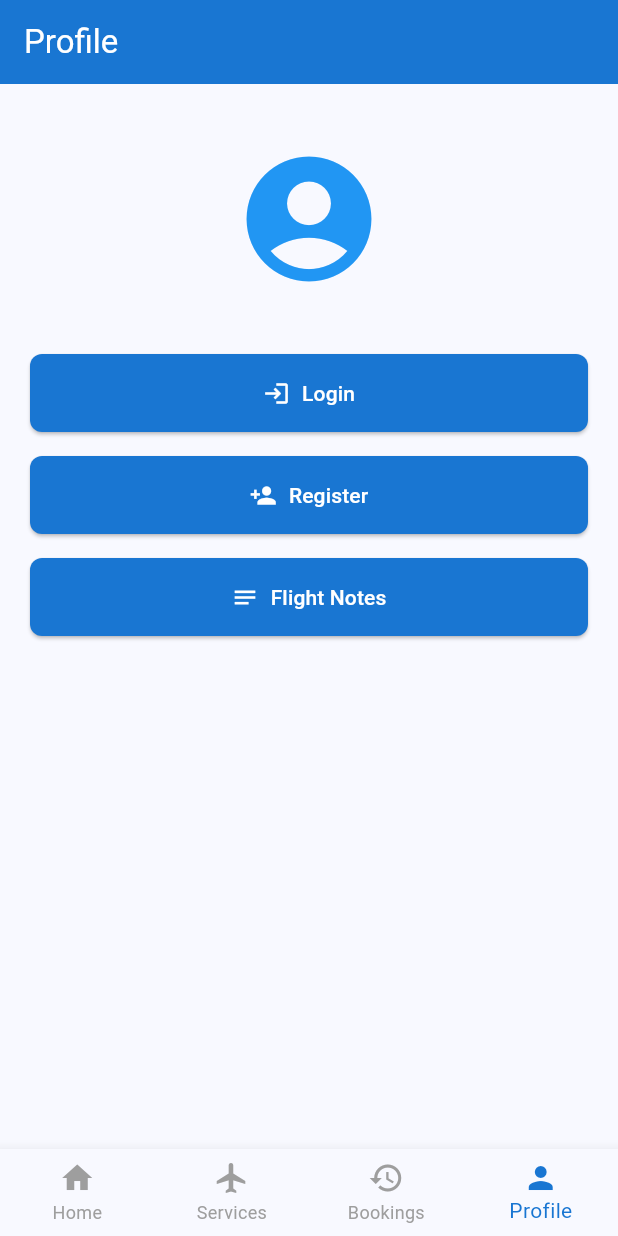
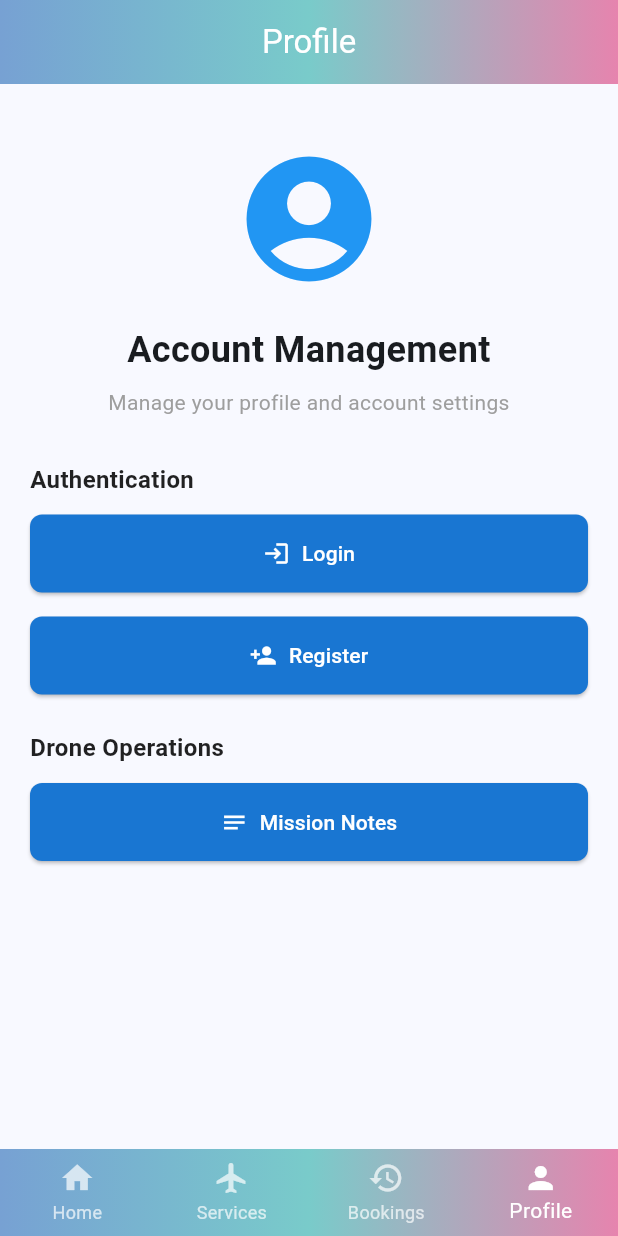
Before and after one commit to exile213/Activity3-4-PROFE8-Diaz, a Flutter app: the screen it shows after launch, item 4 of the bottom bar chosen, on a phone screen of 412 x 824 dp. Run offline on Flutter 3.47's test engine with Material 3 defaults, Android fonts, the light colour scheme and no system bars.

Commit message:
Add gradient app bars and update UI labels
Replaced solid color app bars with a linear gradient background across all main pages for a more modern look. Updated navigation bar styling, improved profile and notes page sectioning and labels (e.g., 'Flight Notes' to 'Mission Notes'), and enhanced welcome page layout and text alignment for better user experience.

```diff
--- a/lib/main.dart
+++ b/lib/main.dart
@@ -50,7 +50,15 @@
   Widget build(BuildContext context) {
     return Scaffold(
       body: _pages[_currentIndex],
-      bottomNavigationBar: BottomNavigationBar(
+      bottomNavigationBar: Container(
+        decoration: const BoxDecoration(
+          gradient: LinearGradient(
+            colors: [Color(0xFF77A1D3), Color(0xFF79CBCA), Color(0xFFE684AE)],
+            begin: Alignment.centerLeft,
+            end: Alignment.centerRight,
+          ),
+        ),
+        child: BottomNavigationBar(
           currentIndex: _currentIndex,
           onTap: (index) {
             setState(() {
@@ -58,14 +66,23 @@
             });
           },
           type: BottomNavigationBarType.fixed,
-        selectedItemColor: Colors.blue[700],
-        unselectedItemColor: Colors.grey,
+          backgroundColor: Colors.transparent,
+          selectedItemColor: Colors.white,
+          unselectedItemColor: Colors.white70,
+          elevation: 0,
           items: const [
             BottomNavigationBarItem(icon: Icon(Icons.home), label: 'Home'),
-          BottomNavigationBarItem(icon: Icon(Icons.flight), label: 'Services'),
-          BottomNavigationBarItem(icon: Icon(Icons.history), label: 'Bookings'),
+            BottomNavigationBarItem(
+              icon: Icon(Icons.flight),
+              label: 'Services',
+            ),
+            BottomNavigationBarItem(
+              icon: Icon(Icons.history),
+              label: 'Bookings',
+            ),
             BottomNavigationBarItem(icon: Icon(Icons.person), label: 'Profile'),
           ],
+        ),
       ),
     );
   }
@@ -80,7 +97,16 @@
     return Scaffold(
       appBar: AppBar(
         title: const Text('Services'),
-        backgroundColor: Colors.blue[700],
+        centerTitle: true,
+        flexibleSpace: Container(
+          decoration: const BoxDecoration(
+            gradient: LinearGradient(
+              colors: [Color(0xFF77A1D3), Color(0xFF79CBCA), Color(0xFFE684AE)],
+              begin: Alignment.centerLeft,
+              end: Alignment.centerRight,
+            ),
+          ),
+        ),
         foregroundColor: Colors.white,
       ),
       body: Padding(
@@ -202,7 +228,16 @@
     return Scaffold(
       appBar: AppBar(
         title: const Text('Profile'),
-        backgroundColor: Colors.blue[700],
+        centerTitle: true,
+        flexibleSpace: Container(
+          decoration: const BoxDecoration(
+            gradient: LinearGradient(
+              colors: [Color(0xFF77A1D3), Color(0xFF79CBCA), Color(0xFFE684AE)],
+              begin: Alignment.centerLeft,
+              end: Alignment.centerRight,
+            ),
+          ),
+        ),
         foregroundColor: Colors.white,
       ),
       body: Padding(
@@ -212,7 +247,28 @@
           children: [
             const SizedBox(height: 20),
             const Icon(Icons.account_circle, size: 100, color: Colors.blue),
-            const SizedBox(height: 40),
+            const SizedBox(height: 20),
+            const Text(
+              'Account Management',
+              textAlign: TextAlign.center,
+              style: TextStyle(fontSize: 24, fontWeight: FontWeight.bold),
+            ),
+            const SizedBox(height: 8),
+            const Text(
+              'Manage your profile and account settings',
+              textAlign: TextAlign.center,
+              style: TextStyle(fontSize: 14, color: Colors.grey),
+            ),
+            const SizedBox(height: 30),
+            const Text(
+              'Authentication',
+              style: TextStyle(
+                fontSize: 16,
+                fontWeight: FontWeight.w600,
+                color: Colors.black87,
+              ),
+            ),
+            const SizedBox(height: 12),
             _buildProfileButton(context, 'Login', Icons.login, () {
               Navigator.push(
                 context,
@@ -226,8 +282,17 @@
                 MaterialPageRoute(builder: (context) => const RegisterPage()),
               );
             }),
-            const SizedBox(height: 16),
-            _buildProfileButton(context, 'Flight Notes', Icons.notes, () {
+            const SizedBox(height: 24),
+            const Text(
+              'Drone Operations',
+              style: TextStyle(
+                fontSize: 16,
+                fontWeight: FontWeight.w600,
+                color: Colors.black87,
+              ),
+            ),
+            const SizedBox(height: 12),
+            _buildProfileButton(context, 'Mission Notes', Icons.notes, () {
               Navigator.push(
                 context,
                 MaterialPageRoute(builder: (context) => const NotesPage()),
--- a/lib/views/notes_page.dart
+++ b/lib/views/notes_page.dart
@@ -28,8 +28,17 @@ class _NotesPageState extends State<NotesPage> {
   Widget build(BuildContext context) {
     return Scaffold(
       appBar: AppBar(
-        title: const Text('Flight Notes'),
-        backgroundColor: Colors.blue[700],
+        title: const Text('Drone Operations Notes'),
+        centerTitle: true,
+        flexibleSpace: Container(
+          decoration: const BoxDecoration(
+            gradient: LinearGradient(
+              colors: [Color(0xFF77A1D3), Color(0xFF79CBCA), Color(0xFFE684AE)],
+              begin: Alignment.centerLeft,
+              end: Alignment.centerRight,
+            ),
+          ),
+        ),
         foregroundColor: Colors.white,
       ),
       body: Padding(
@@ -38,7 +47,7 @@ class _NotesPageState extends State<NotesPage> {
           crossAxisAlignment: CrossAxisAlignment.start,
           children: [
             const Text(
-              'Flight Instructions',
+              'Mission Instructions',
               style: TextStyle(fontSize: 24, fontWeight: FontWeight.bold),
             ),
             const SizedBox(height: 20),
@@ -46,7 +55,7 @@ class _NotesPageState extends State<NotesPage> {
               controller: _notesController,
               maxLines: 5,
               decoration: InputDecoration(
-                hintText: 'Enter flight notes or instructions...',
+                hintText: 'Enter drone mission notes or instructions...',
                 border: OutlineInputBorder(
                   borderRadius: BorderRadius.circular(8),
                 ),
```
Also changed, not shown: lib/views/booking_history_page.dart (+10 -1 lines), lib/views/login_page.dart (+10 -1 lines), lib/views/register_page.dart (+10 -1 lines), lib/views/reservation_page.dart (+10 -1 lines), lib/views/service_options_page.dart (+10 -1 lines), lib/views/welcome_page.dart (+14 -3 lines). Lines whose indentation alone changed are shown as unchanged.
